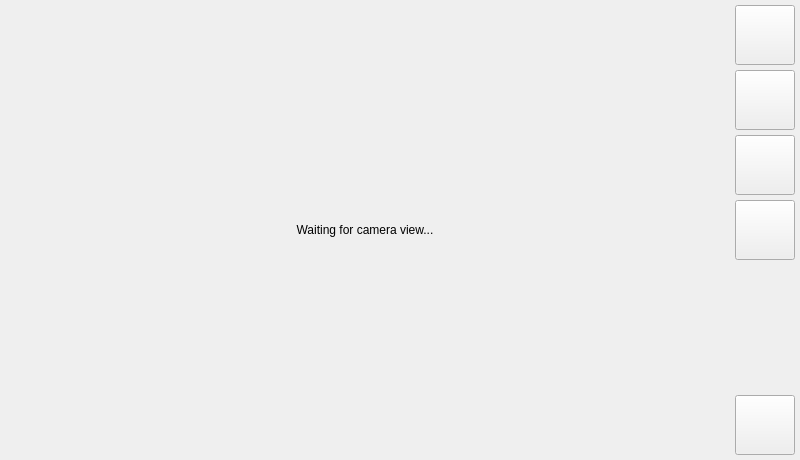
Old version of the form process/gui/mainwindow.ui in the repository hertwing/RoboticArm.
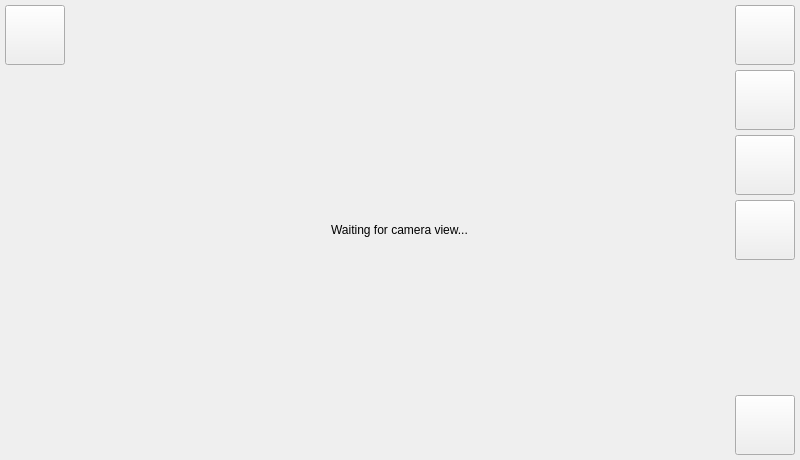
New version of the form. The open tabs and pages were chosen to show the change. Icons and pictures are not drawn. Custom widgets are drawn as their Qt base class.

```diff
--- a/process/gui/mainwindow.ui
+++ b/process/gui/mainwindow.ui
@@ -90,40 +90,150 @@
             </layout>
            </widget>
            <widget class="QWidget" name="page">
-            <widget class="QWidget" name="gridLayoutWidget">
-             <property name="geometry">
-              <rect>
-               <x>0</x>
-               <y>0</y>
-               <width>731</width>
-               <height>461</height>
-              </rect>
+            <layout class="QGridLayout" name="gridLayout_23">
+             <property name="leftMargin">
+              <number>0</number>
              </property>
-             <layout class="QGridLayout" name="gridLayout_22">
-              <item row="0" column="0" alignment="Qt::AlignHCenter|Qt::AlignVCenter">
-               <widget class="QLabel" name="camera_label">
-                <property name="sizePolicy">
-                 <sizepolicy hsizetype="Expanding" vsizetype="Expanding">
-                  <horstretch>0</horstretch>
-                  <verstretch>0</verstretch>
-                 </sizepolicy>
+             <property name="topMargin">
+              <number>0</number>
+             </property>
+             <property name="rightMargin">
+              <number>0</number>
+             </property>
+             <property name="bottomMargin">
+              <number>0</number>
+             </property>
+             <property name="horizontalSpacing">
+              <number>0</number>
+             </property>
+             <item row="0" column="0">
+              <widget class="QWidget" name="widget_4" native="true">
+               <layout class="QGridLayout" name="gridLayout_22">
+                <property name="leftMargin">
+                 <number>0</number>
                 </property>
-                <property name="minimumSize">
-                 <size>
-                  <width>720</width>
-                  <height>450</height>
-                 </size>
+                <property name="topMargin">
+                 <number>0</number>
                 </property>
-                <property name="text">
-                 <string>Waiting for camera view...</string>
+                <property name="rightMargin">
+                 <number>0</number>
                 </property>
-                <property name="alignment">
-                 <set>Qt::AlignCenter</set>
+                <property name="bottomMargin">
+                 <number>0</number>
                 </property>
-               </widget>
-              </item>
-             </layout>
-            </widget>
+                <property name="spacing">
+                 <number>0</number>
+                </property>
+                <item row="2" column="0" rowspan="2">
+                 <layout class="QHBoxLayout" name="horizontalLayout_8">
+                  <property name="spacing">
+                   <number>0</number>
+                  </property>
+                  <item>
+                   <layout class="QVBoxLayout" name="verticalLayout_11">
+                    <property name="leftMargin">
+                     <number>5</number>
+                    </property>
+                    <property name="topMargin">
+                     <number>5</number>
+                    </property>
+                    <property name="rightMargin">
+                     <number>5</number>
+                    </property>
+                    <property name="bottomMargin">
+                     <number>5</number>
+                    </property>
+                    <item>
+                     <widget class="QPushButton" name="button_draw_targets">
+                      <property name="sizePolicy">
+                       <sizepolicy hsizetype="Maximum" vsizetype="Fixed">
+                        <horstretch>0</horstretch>
+                        <verstretch>0</verstretch>
+                       </sizepolicy>
+                      </property>
+                      <property name="minimumSize">
+                       <size>
+                        <width>60</width>
+                        <height>60</height>
+                       </size>
+                      </property>
+                      <property name="text">
+                       <string/>
+                      </property>
+                     </widget>
+                    </item>
+                    <item>
+                     <spacer name="verticalSpacer_5">
+                      <property name="orientation">
+                       <enum>Qt::Vertical</enum>
+                      </property>
+                      <property name="sizeHint" stdset="0">
+                       <size>
+                        <width>20</width>
+                        <height>40</height>
+                       </size>
+                      </property>
+                     </spacer>
+                    </item>
+                   </layout>
+                  </item>
+                  <item>
+                   <spacer name="horizontalSpacer_16">
+                    <property name="orientation">
+                     <enum>Qt::Horizontal</enum>
+                    </property>
+                    <property name="sizeHint" stdset="0">
+                     <size>
+                      <width>40</width>
+                      <height>20</height>
+                     </size>
+                    </property>
+                   </spacer>
+                  </item>
+                  <item>
+                   <widget class="QLabel" name="camera_label">
+                    <property name="enabled">
+                     <bool>true</bool>
+                    </property>
+                    <property name="sizePolicy">
+                     <sizepolicy hsizetype="Fixed" vsizetype="Fixed">
+                      <horstretch>0</horstretch>
+                      <verstretch>0</verstretch>
+                     </sizepolicy>
+                    </property>
+                    <property name="minimumSize">
+                     <size>
+                      <width>587</width>
+                      <height>440</height>
+                     </size>
+                    </property>
+                    <property name="text">
+                     <string>Waiting for camera view...</string>
+                    </property>
+                    <property name="alignment">
+                     <set>Qt::AlignCenter</set>
+                    </property>
+                   </widget>
+                  </item>
+                  <item>
+                   <spacer name="horizontalSpacer_15">
+                    <property name="orientation">
+                     <enum>Qt::Horizontal</enum>
+                    </property>
+                    <property name="sizeHint" stdset="0">
+                     <size>
+                      <width>40</width>
+                      <height>20</height>
+                     </size>
+                    </property>
+                   </spacer>
+                  </item>
+                 </layout>
+                </item>
+               </layout>
+              </widget>
+             </item>
+            </layout>
            </widget>
            <widget class="QWidget" name="joypad_page">
             <layout class="QGridLayout" name="gridLayout_18">
```
Left out of the diff: 2 changed lines with no effect on the pictures.
